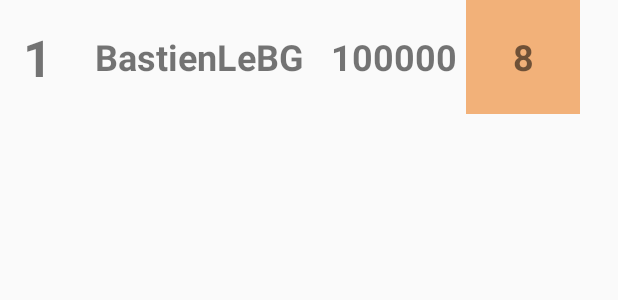
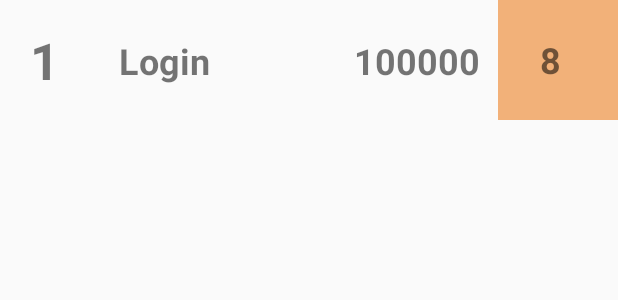
Before and after one commit to arthurdouillard85/2048, an Android app: the layout fragment_score_joueur.xml on its own in the app's theme, with its tools: preview values and no code run, on a phone screen of 412 x 824 dp. Shown: the top 300 px of the screen. Run offline under Robolectric (Android 15) with nearby library versions, the phone set to English and light mode, and no system bars.

Commit message:
correction Merge de save_score

```diff
--- a/app/build.gradle.kts
+++ b/app/build.gradle.kts
@@ -37,6 +37,7 @@ dependencies {
     implementation("com.google.android.material:material:1.11.0")
     implementation("androidx.constraintlayout:constraintlayout:2.1.4")
     implementation("androidx.activity:activity:1.8.0")
+    implementation ("androidx.recyclerview:recyclerview:1.3.2")
     implementation("com.google.code.gson:gson:2.10.1")
     testImplementation("junit:junit:4.13.2")
     androidTestImplementation("androidx.test.ext:junit:1.1.5")
--- a/app/src/main/res/layout/activity_classement.xml
+++ b/app/src/main/res/layout/activity_classement.xml
@@ -142,11 +142,11 @@
 
             </LinearLayout>
 
-            <LinearLayout
-                android:id="@+id/fragment_container"
+            <androidx.recyclerview.widget.RecyclerView
+                android:id="@+id/recyclerView"
                 android:layout_width="match_parent"
                 android:layout_height="wrap_content"
-                android:orientation="vertical"/>
+                app:layoutManager="androidx.recyclerview.widget.LinearLayoutManager"/>
 
         </LinearLayout>
 
--- a/app/src/main/res/layout/fragment_score_joueur.xml
+++ b/app/src/main/res/layout/fragment_score_joueur.xml
@@ -1,97 +1,66 @@
 <?xml version="1.0" encoding="utf-8"?>
-<FrameLayout xmlns:android="http://schemas.android.com/apk/res/android"
+<androidx.constraintlayout.widget.ConstraintLayout xmlns:android="http://schemas.android.com/apk/res/android"
+    xmlns:app="http://schemas.android.com/apk/res-auto"
     xmlns:tools="http://schemas.android.com/tools"
     android:layout_width="match_parent"
-    android:layout_height="match_parent"
-    xmlns:app="http://schemas.android.com/apk/res-auto"
-    tools:context=".ScoreJoueur">
-
-    <LinearLayout
-        android:layout_width="match_parent"
-        android:layout_height="wrap_content"
-        android:orientation="vertical">
-
-        <LinearLayout
-            android:layout_width="match_parent"
-            android:layout_height="wrap_content"
-            android:orientation="vertical">
-
-            <LinearLayout
-                android:layout_width="match_parent"
-                android:layout_height="76dp"
-                android:orientation="horizontal">
-
-                <LinearLayout
-                    android:layout_width="50dp"
-                    android:layout_height="match_parent"
-                    android:orientation="vertical">
+    android:layout_height="wrap_content">
 
     <TextView
         android:id="@+id/textClassement"
-                        android:layout_width="50dp"
-                        android:layout_height="match_parent"
-                        android:gravity="center_vertical"
+        android:layout_width="wrap_content"
+        android:layout_height="wrap_content"
         android:text="1"
-                        android:textAlignment="center"
         android:textSize="34sp"
         android:textStyle="bold"
+        android:paddingLeft="20dp"
+        app:layout_constraintTop_toTopOf="parent"
+        app:layout_constraintBottom_toBottomOf="parent"
+        app:layout_constraintStart_toStartOf="parent"
+        app:layout_constraintEnd_toStartOf="@id/textName"
         tools:ignore="RtlCompat" />
-                </LinearLayout>
-
-                <LinearLayout
-                    android:layout_width="165dp"
-                    android:layout_height="match_parent"
-                    android:orientation="vertical">
 
     <TextView
         android:id="@+id/textName"
-                        android:layout_width="match_parent"
-                        android:layout_height="match_parent"
-                        android:gravity="center_vertical"
-                        android:text="BastienLeBG"
-                        android:textAlignment="center"
+        android:layout_width="0dp"
+        android:layout_height="wrap_content"
+        android:text="Login"
         android:textSize="24sp"
+        android:paddingLeft="40dp"
         android:textStyle="bold"
+        app:layout_constraintTop_toTopOf="parent"
+        app:layout_constraintBottom_toBottomOf="parent"
+        app:layout_constraintStart_toEndOf="@id/textClassement"
+        app:layout_constraintEnd_toStartOf="@id/textScore"
         tools:ignore="RtlCompat" />
-                </LinearLayout>
-
-                <LinearLayout
-                    android:layout_width="95dp"
-                    android:layout_height="match_parent"
-                    android:orientation="vertical">
 
     <TextView
         android:id="@+id/textScore"
-                        android:layout_width="match_parent"
-                        android:layout_height="match_parent"
-                        android:gravity="center_vertical"
+        android:layout_width="0dp"
+        android:layout_height="wrap_content"
         android:text="100000"
-                        android:textAlignment="center"
         android:textSize="24sp"
+        android:paddingLeft="50dp"
         android:textStyle="bold"
+        app:layout_constraintTop_toTopOf="parent"
+        app:layout_constraintBottom_toBottomOf="parent"
+        app:layout_constraintStart_toEndOf="@id/textName"
+        app:layout_constraintEnd_toStartOf="@id/textBestCase"
         tools:ignore="RtlCompat" />
-                </LinearLayout>
-
-                <LinearLayout
-                    android:layout_width="match_parent"
-                    android:layout_height="match_parent"
-                    android:orientation="vertical">
 
     <TextView
         android:id="@+id/textBestCase"
-                        android:layout_width="76dp"
-                        android:layout_height="match_parent"
+        android:layout_width="80dp"
+        android:layout_height="80dp"
+        android:gravity="center"
+        android:text="8"
         android:background="@color/color_tile_8"
-                        android:gravity="center_vertical"
-                        android:text="8"
-                        android:textAlignment="center"
         android:textSize="24sp"
         android:textStyle="bold"
+        android:paddingRight="10dp"
+        app:layout_constraintTop_toTopOf="parent"
+        app:layout_constraintBottom_toBottomOf="parent"
+        app:layout_constraintStart_toEndOf="@id/textScore"
+        app:layout_constraintEnd_toEndOf="parent"
         tools:ignore="RtlCompat" />
-                </LinearLayout>
 
-            </LinearLayout>
-        </LinearLayout>
-
-    </LinearLayout>
-</FrameLayout>
+</androidx.constraintlayout.widget.ConstraintLayout>
```
Also changed, not shown: app/src/main/java/com/example/a2048/Classement.java (+22 -21 lines), app/src/main/java/com/example/a2048/ScoreAdapter.java (added, +52 -0 lines). Lines whose indentation alone changed are shown as unchanged.
